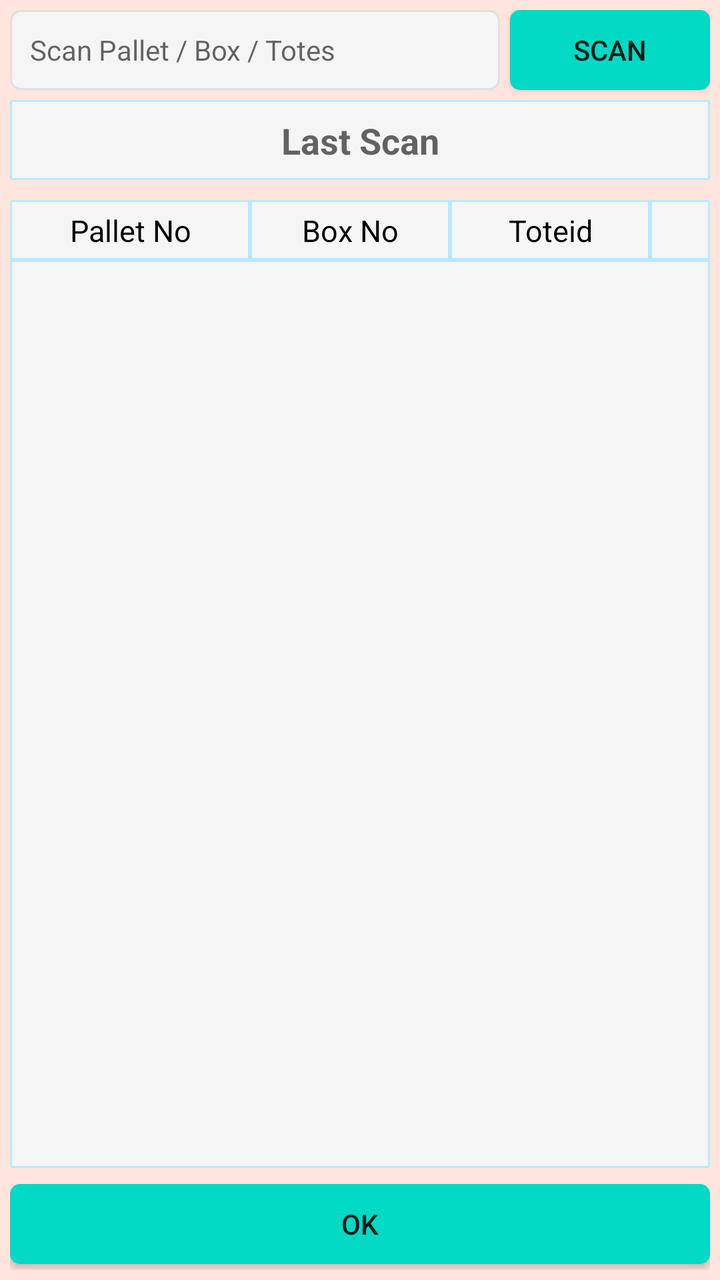
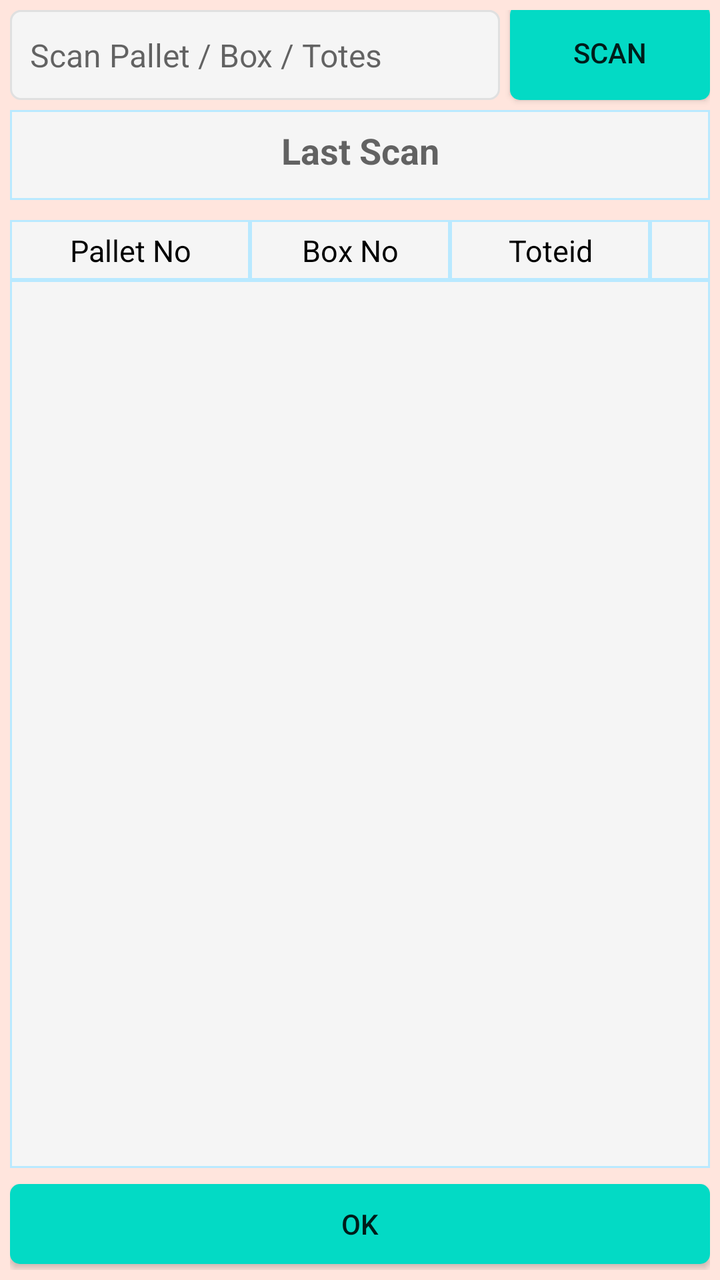

Compare the two renders of this Android layout. The source of the first and the diff that turns it into the second are given below.
<!-- AndroidManifest.xml: application theme AppTheme -->
<!-- res/layout/warehouse_grn_new_popup_items_scan.xml -->
<?xml version="1.0" encoding="utf-8"?>
<androidx.constraintlayout.widget.ConstraintLayout
    xmlns:android="http://schemas.android.com/apk/res/android"
    xmlns:app="http://schemas.android.com/apk/res-auto"
    xmlns:tools="http://schemas.android.com/tools"
    android:layout_width="380dp"
    android:padding="5dp"
    android:background="@color/colorBackPopup"
    android:layout_gravity="center"
    android:layout_height="600dp">

    <EditText
        android:id="@+id/et_warehouse_grn_new_popup_scan"
        android:layout_width="0dp"
        android:layout_height="40dp"
        android:layout_marginRight="5dp"
        android:background="@drawable/et_custom"
        android:hint="Scan Pallet / Box / Totes"
        android:padding="10dp"
        android:textColor="@color/coloBlack"
        android:textSize="14dp"
        app:layout_constraintEnd_toStartOf="@+id/bt_warehouse_grn_new_popup_scan"
        app:layout_constraintStart_toStartOf="parent"
        app:layout_constraintTop_toTopOf="parent" />

    <Button
        android:id="@+id/bt_warehouse_grn_new_popup_scan"
        android:layout_width="100dp"
        android:layout_height="40dp"
        android:background="@drawable/btn_custom1"
        android:text="SCAN"
        android:textAllCaps="false"
        android:textSize="14sp"
        app:layout_constraintEnd_toEndOf="parent"
        app:layout_constraintTop_toTopOf="@+id/et_warehouse_grn_new_popup_scan" />

    <TextView
        android:id="@+id/tv_warehouse_grn_new_popup_last_scan"
        android:layout_width="0dp"
        android:layout_height="40dp"
        android:layout_marginTop="5dp"
        android:background="@drawable/et_custom_total"
        android:hint="Last Scan"
        android:padding="8dp"
        android:textAlignment="center"
        android:textColor="@color/coloRed"
        android:textSize="18dp"
        android:textStyle="bold"
        app:layout_constraintEnd_toEndOf="parent"
        app:layout_constraintStart_toStartOf="parent"
        app:layout_constraintTop_toBottomOf="@+id/et_warehouse_grn_new_popup_scan" />

    <TextView
        android:id="@+id/textView1"
        android:layout_width="120dp"
        android:layout_height="30dp"
        android:layout_marginTop="10dp"
        android:background="@drawable/et_custom_total"
        android:gravity="center"
        android:padding="5dp"
        android:text="Pallet No"
        android:textColor="@color/coloBlack"
        android:textSize="15dp"
        app:layout_constraintStart_toStartOf="parent"
        app:layout_constraintTop_toBottomOf="@+id/tv_warehouse_grn_new_popup_last_scan" />

    <TextView
        android:id="@+id/textView2"
        android:layout_width="100dp"
        android:layout_height="30dp"
        android:layout_marginTop="10dp"
        android:background="@drawable/et_custom_total"
        android:gravity="center"
        android:padding="5dp"
        android:text="Box No"
        android:textColor="@color/coloBlack"
        android:textSize="15dp"
        app:layout_constraintStart_toEndOf="@+id/textView1"
        app:layout_constraintTop_toBottomOf="@+id/tv_warehouse_grn_new_popup_last_scan" />

    <TextView
        android:id="@+id/textView3"
        android:layout_width="0dp"
        android:layout_height="30dp"
        android:layout_marginTop="10dp"
        android:background="@drawable/et_custom_total"
        android:gravity="center"
        android:padding="5dp"
        android:text=""
        android:textColor="@color/coloBlack"
        android:textSize="15dp"
        app:layout_constraintEnd_toEndOf="parent"
        app:layout_constraintStart_toEndOf="@+id/textView5"
        app:layout_constraintTop_toBottomOf="@+id/tv_warehouse_grn_new_popup_last_scan" />

    <TextView
        android:id="@+id/textView5"
        android:layout_width="100dp"
        android:layout_height="30dp"
        android:layout_marginTop="10dp"
        android:background="@drawable/et_custom_total"
        android:gravity="center"
        android:padding="5dp"
        android:text="Toteid"
        android:textColor="@color/coloBlack"
        android:textSize="15dp"
        app:layout_constraintStart_toEndOf="@+id/textView2"
        app:layout_constraintTop_toBottomOf="@+id/tv_warehouse_grn_new_popup_last_scan" />

    <ListView
        android:id="@+id/lv_warehouse_grn_new_popup_scandetail"
        android:layout_width="0dp"
        android:layout_height="0dp"
        android:layout_marginBottom="8dp"
        android:background="@drawable/et_custom_total"
        app:layout_constraintBottom_toTopOf="@+id/bt_warehouse_grn_new_popup_ok"
        app:layout_constraintEnd_toEndOf="parent"
        app:layout_constraintStart_toStartOf="parent"
        app:layout_constraintTop_toBottomOf="@+id/textView1" />

    <Button
        android:id="@+id/bt_warehouse_grn_new_popup_ok"
        android:layout_width="0dp"
        android:layout_height="40dp"
        android:layout_marginBottom="3dp"
        android:background="@drawable/btn_custom1"
        android:text="OK"
        android:textAllCaps="false"
        android:textSize="14sp"
        app:layout_constraintBottom_toBottomOf="parent"
        app:layout_constraintEnd_toEndOf="parent"
        app:layout_constraintStart_toStartOf="parent" />

</androidx.constraintlayout.widget.ConstraintLayout>
<!-- resources referenced by this layout -->
<resources>
  <color name="coloBlack">#000000</color>
  <color name="coloRed">#ff0000</color>
  <color name="colorBackPopup">#FFE5DD</color>
  <!-- drawable btn_custom1 (drawable) -->
  <?xml version="1.0" encoding="utf-8"?>
  <shape xmlns:android="http://schemas.android.com/apk/res/android"
      android:padding="10dp"
      android:shape="rectangle" >
  
      <solid android:color="@color/colorBtn" />
  
      <corners
          android:bottomLeftRadius="5dp"
          android:bottomRightRadius="5dp"
          android:topLeftRadius="5dp"
          android:topRightRadius="5dp" />
  
  </shape>
  <!-- drawable et_custom (drawable) -->
  <?xml version="1.0" encoding="utf-8"?>
  <shape xmlns:android="http://schemas.android.com/apk/res/android"
      android:padding="10dp"
      android:shape="rectangle" >
  
      <solid android:color="#f5f5f5" />
  
      <stroke
          android:width="1dp"
          android:color="#e0e0e0" />
  
      <corners
          android:bottomLeftRadius="5dp"
          android:bottomRightRadius="5dp"
          android:topLeftRadius="5dp"
          android:topRightRadius="5dp" />
  
  </shape>
  <!-- drawable et_custom_total (drawable) -->
  <?xml version="1.0" encoding="utf-8"?>
  <shape xmlns:android="http://schemas.android.com/apk/res/android"
      android:padding="10dp"
      android:shape="rectangle" >
  
      <solid android:color="#f5f5f5" />
  
      <stroke
          android:width="1dp"
          android:color="#B9E9FF" />
  
      <corners
          android:bottomLeftRadius="0dp"
          android:bottomRightRadius="0dp"
          android:topLeftRadius="0dp"
          android:topRightRadius="0dp" />
  
  </shape>
  <style name="AppTheme" parent="Theme.AppCompat.Light.NoActionBar">
          
          <item name="colorPrimary">@color/colorPrimary</item>
          <item name="colorPrimaryDark">@color/colorPrimaryDark</item>
          <item name="colorAccent">@color/colorAccent</item>
      </style>
  <color name="colorBtn">#03DAC5</color>
  <color name="colorPrimary">#ffb200</color>
  <color name="colorPrimaryDark">#ffb200</color>
  <color name="colorAccent">#000000</color>
</resources>

<!-- the commit's change to res/layout/warehouse_grn_new_popup_items_scan.xml (unified diff, before → after) -->
@@ -9,35 +9,50 @@
     android:layout_gravity="center"
     android:layout_height="600dp">
 
-    <EditText
-        android:id="@+id/et_warehouse_grn_new_popup_scan"
+    <CheckBox
+        android:id="@+id/ch_warehouse_grn_new_popup_allow_pallet_scan"
         android:layout_width="0dp"
         android:layout_height="40dp"
         android:layout_marginRight="5dp"
         android:background="@drawable/et_custom"
-        android:hint="Scan Pallet / Box / Totes"
-        android:padding="10dp"
-        android:textColor="@color/coloBlack"
-        android:textSize="14dp"
+        android:checked="true"
+        android:text="Allow Pallet wise scan"
+        android:enabled="false"
         app:layout_constraintEnd_toStartOf="@+id/bt_warehouse_grn_new_popup_scan"
         app:layout_constraintStart_toStartOf="parent"
         app:layout_constraintTop_toTopOf="parent" />
 
+    <EditText
+        android:id="@+id/et_warehouse_grn_new_popup_scan"
+        android:layout_width="0dp"
+        android:layout_height="45dp"
+        android:layout_marginRight="5dp"
+        android:layout_marginTop="5dp"
+        android:background="@drawable/et_custom"
+        android:hint="Scan Pallet / Box / Totes"
+        android:padding="10dp"
+        android:textColor="@color/coloBlack"
+        android:textSize="16dp"
+        app:layout_constraintEnd_toStartOf="@+id/bt_warehouse_grn_new_popup_scan"
+        app:layout_constraintStart_toStartOf="parent"
+        app:layout_constraintTop_toBottomOf="@+id/ch_ageing_printer_yellow_active" />
+
     <Button
         android:id="@+id/bt_warehouse_grn_new_popup_scan"
         android:layout_width="100dp"
-        android:layout_height="40dp"
+        android:layout_height="0dp"
         android:background="@drawable/btn_custom1"
         android:text="SCAN"
         android:textAllCaps="false"
         android:textSize="14sp"
+        app:layout_constraintBottom_toBottomOf="@+id/et_warehouse_grn_new_popup_scan"
         app:layout_constraintEnd_toEndOf="parent"
-        app:layout_constraintTop_toTopOf="@+id/et_warehouse_grn_new_popup_scan" />
+        app:layout_constraintTop_toTopOf="@+id/ch_ageing_printer_yellow_active" />
 
     <TextView
         android:id="@+id/tv_warehouse_grn_new_popup_last_scan"
         android:layout_width="0dp"
-        android:layout_height="40dp"
+        android:layout_height="45dp"
         android:layout_marginTop="5dp"
         android:background="@drawable/et_custom_total"
         android:hint="Last Scan"
